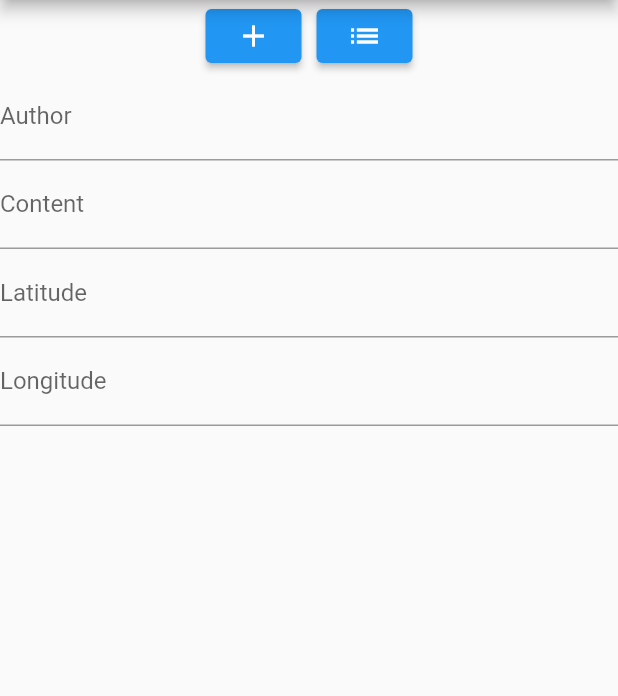
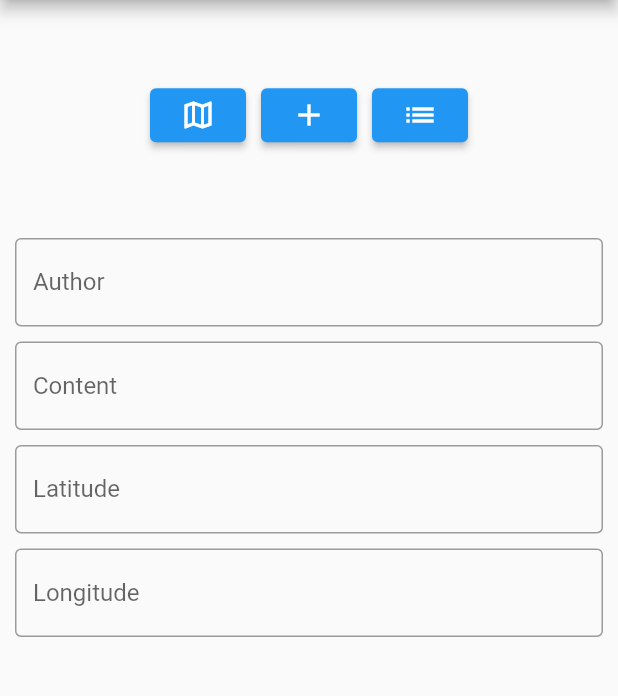
Before and after one commit to JongHyun9999/INU_Tourgether, a Flutter app: the MainScreen screen opened by its route, on a phone screen of 412 x 824 dp, the part 84-780 px from its top. Run offline on Flutter 3.47's test engine with Material 2 defaults, Android fonts, the phone set to English and light mode, and no system bars.

Commit message:
2023.07.10, jdk : dev on screens
developing the screens and fundamental structures

```diff
--- a/Tourgether/lib/screens/main_screen.dart
+++ b/Tourgether/lib/screens/main_screen.dart
@@ -59,9 +59,22 @@ class _MainScreenState extends State<MainScreen> {
       body: Center(
         child: Column(
           children: [
-            Row(
+            Expanded(
+              flex: 1,
+              child: Row(
                 mainAxisAlignment: MainAxisAlignment.center,
                 children: [
+                  ElevatedButton(
+                    onPressed: () {
+                      // 2023.07.09, jdk
+                      // GPS 지도 띄우기
+                      Navigator.pushNamed(context, "/map");
+                    },
+                    child: const Icon(Icons.map_outlined),
+                  ),
+                  const SizedBox(
+                    width: 10,
+                  ),
                   ElevatedButton(
                     onPressed: () async {
                       // 작성된 내용을 바탕으로 서버에 데이터 전송
@@ -100,40 +113,45 @@ class _MainScreenState extends State<MainScreen> {
                   ),
                 ],
               ),
-            const SizedBox(
-              width: 15,
             ),
-            TextField(
+            Expanded(
+              flex: 4,
+              child: Column(
+                mainAxisAlignment: MainAxisAlignment.start,
+                children: [
+                  Container(
+                    margin: const EdgeInsets.fromLTRB(10, 5, 10, 5),
+                    child: TextField(
                       controller: authorController,
                       decoration: const InputDecoration(
-                labelText: "Author",
+                          border: OutlineInputBorder(), hintText: "Author"),
                     ),
                   ),
-            const SizedBox(
-              width: 15,
-            ),
-            TextField(
+                  Container(
+                    margin: const EdgeInsets.fromLTRB(10, 5, 10, 5),
+                    child: TextField(
                       controller: contentController,
                       decoration: const InputDecoration(
-                labelText: "Content",
+                          border: OutlineInputBorder(), hintText: "Content"),
                     ),
                   ),
-            const SizedBox(
-              width: 15,
-            ),
-            TextField(
+                  Container(
+                    margin: const EdgeInsets.fromLTRB(10, 5, 10, 5),
+                    child: TextField(
                       controller: latitudeController,
                       decoration: const InputDecoration(
-                labelText: "Latitude",
+                          border: OutlineInputBorder(), hintText: "Latitude"),
                     ),
                   ),
-            const SizedBox(
-              width: 15,
-            ),
-            TextField(
+                  Container(
+                    margin: const EdgeInsets.fromLTRB(10, 5, 10, 5),
+                    child: TextField(
                       controller: longitudeController,
                       decoration: const InputDecoration(
-                labelText: "Longitude",
+                          border: OutlineInputBorder(), hintText: "Longitude"),
+                    ),
+                  ),
+                ],
               ),
             )
           ],
--- a/Tourgether/lib/services/message_service.dart
+++ b/Tourgether/lib/services/message_service.dart
@@ -21,7 +21,7 @@ Future<bool> postMessageData({required MessageModel messageData}) async {
 
   try {
     await http
-        .post(Uri.parse("http://localhost:3000/api/postMessages"),
+        .post(Uri.parse("http://localhost:3000/api/postMessage"),
             headers: {"Content-Type": "application/json"},
             body: jsonEncode(json))
         .then((response) {
@@ -50,8 +50,8 @@ Future<MessageModel?> getMessageData() async {
 
   try {
     // 2023.07.09, jdk
-    // API path 수정 필요. 이후에 전역 변수를 모아두는 Data Class를 생성하여
-    // path를 끌어다 쓰도록 하고, String Interpolation을 통해 상세 path를 조정한다.
+    // API URI 수정 필요. 이후에 전역 변수를 모아두는 Data Class를 생성하여
+    // URI를 끌어다 쓰도록 하고, String Interpolation을 통해 상세 URI를 조정한다.
     await http.get(
       Uri.parse("http://localhost:3000/api/getMessages"),
       headers: {"Content-Type": "application/json"},
```
Also changed, not shown: Tourgether/lib/main.dart (+6 -2 lines), Tourgether/lib/screens/login_screen.dart (+125 -1 lines), Tourgether/lib/screens/map_screen.dart (added, +21 -0 lines), Tourgether/lib/screens/messages_screen.dart (+6 -5 lines), 1 other file. Lines whose indentation alone changed are shown as unchanged.
